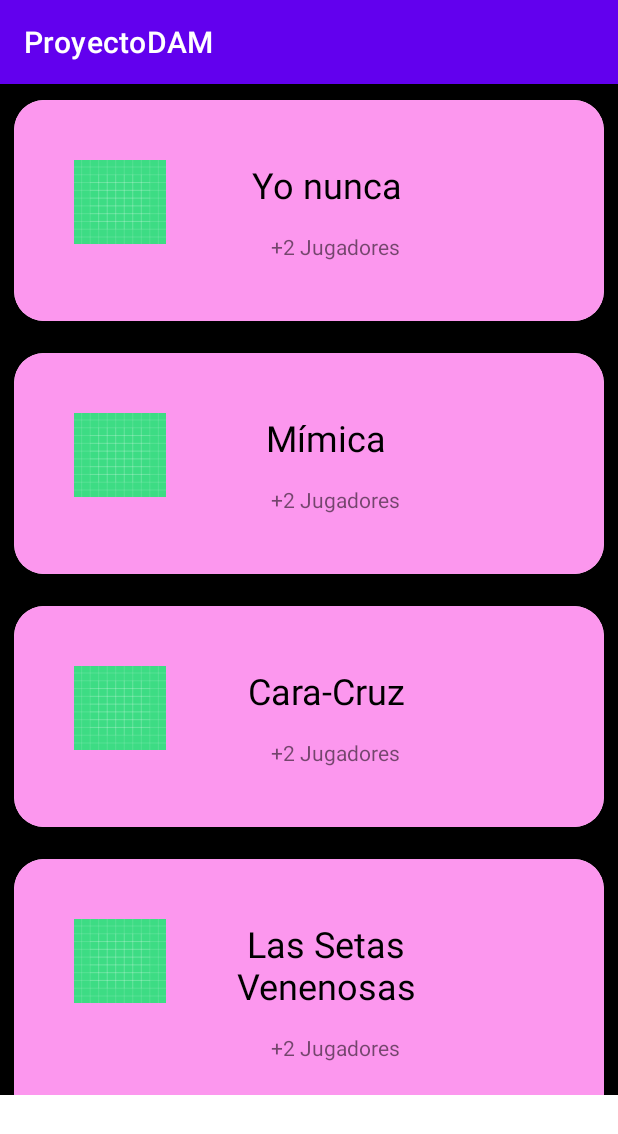
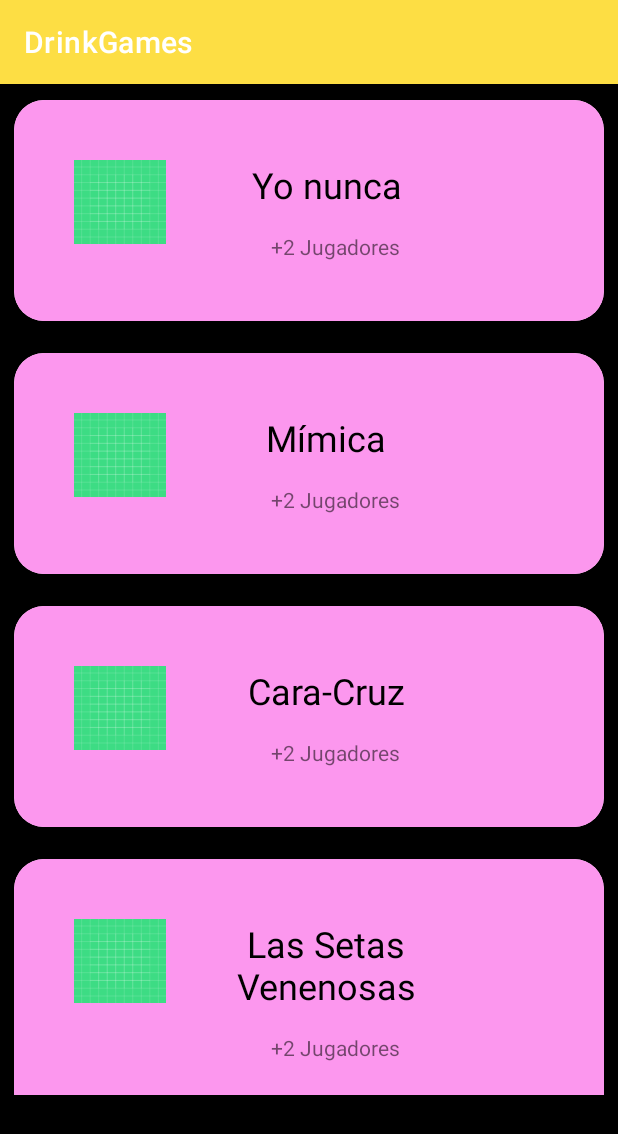
Before and after one commit to Jony8gf/ProyectoDAM, an Android app: the screen it shows after launch (MainActivity), on a phone screen of 412 x 824 dp. Shown: the top 1134 px of the screen. Run offline under Robolectric (Android 15) with nearby library versions, the phone set to English and light mode, and no system bars.

Commit message:
Activity Recuperar Contraseña

```diff
--- a/app/build.gradle
+++ b/app/build.gradle
@@ -36,4 +36,6 @@ dependencies {
     testImplementation 'junit:junit:4.+'
     androidTestImplementation 'androidx.test.ext:junit:1.1.2'
     androidTestImplementation 'androidx.test.espresso:espresso-core:3.3.0'
+
+
 }
--- a/app/src/main/AndroidManifest.xml
+++ b/app/src/main/AndroidManifest.xml
@@ -8,10 +8,12 @@
         android:allowBackup="true"
         android:icon="@mipmap/ic_launcher_foreground"
         android:label="@string/app_name"
+        android:roundIcon="@mipmap/ic_launcher"
         android:screenOrientation="portrait"
-        android:roundIcon="@mipmap/ic_launcher"
         android:supportsRtl="true"
         android:theme="@style/Theme.ProyectoDAM">
+        <activity android:name=".MainActivityLogin"></activity>
+        <activity android:name=".MainActivityRecuperarContrasena" />
         <activity android:name=".MainActivity">
             <intent-filter>
                 <action android:name="android.intent.action.MAIN" />
--- a/app/src/main/res/layout/activity_main.xml
+++ b/app/src/main/res/layout/activity_main.xml
@@ -4,7 +4,8 @@
     xmlns:tools="http://schemas.android.com/tools"
     android:layout_width="match_parent"
     android:layout_height="match_parent"
-    tools:context=".MainActivity">
+    tools:context=".MainActivity"
+    android:background="#000000">
 
     <androidx.recyclerview.widget.RecyclerView
         android:id="@+id/recyclerview"
@@ -16,7 +17,6 @@
         android:layout_marginStart="0dp"
         android:layout_marginTop="0dp"
         android:layout_marginEnd="0dp"
-        android:background="#000000"
         app:layout_constraintEnd_toEndOf="parent"
         app:layout_constraintHorizontal_bias="1.0"
         app:layout_constraintStart_toStartOf="parent"
--- a/app/src/main/res/values/colors.xml
+++ b/app/src/main/res/values/colors.xml
@@ -1,9 +1,9 @@
 <?xml version="1.0" encoding="utf-8"?>
 <resources>
-    <color name="purple_200">#FFBB86FC</color>
-    <color name="purple_500">#FF6200EE</color>
-    <color name="purple_700">#FF3700B3</color>
-    <color name="teal_200">#FF03DAC5</color>
+    <color name="rosa">#fc97ee</color>
+    <color name="amarillo">#fdde44</color>
+    <color name="morado">#8b2c7e</color>
+    <color name="azul">#3cd7fb</color>
     <color name="teal_700">#FF018786</color>
     <color name="black">#FF000000</color>
     <color name="white">#FFFFFFFF</color>
--- a/app/src/main/res/values/themes.xml
+++ b/app/src/main/res/values/themes.xml
@@ -2,11 +2,11 @@
     <!-- Base application theme. -->
     <style name="Theme.ProyectoDAM" parent="Theme.MaterialComponents.DayNight.DarkActionBar">
         <!-- Primary brand color. -->
-        <item name="colorPrimary">@color/purple_500</item>
-        <item name="colorPrimaryVariant">@color/purple_700</item>
+        <item name="colorPrimary">@color/amarillo</item>
+        <item name="colorPrimaryVariant">@color/rosa</item>
         <item name="colorOnPrimary">@color/white</item>
         <!-- Secondary brand color. -->
-        <item name="colorSecondary">@color/teal_200</item>
+        <item name="colorSecondary">@color/azul</item>
         <item name="colorSecondaryVariant">@color/teal_700</item>
         <item name="colorOnSecondary">@color/black</item>
         <!-- Status bar color. -->
```
Also changed, not shown: app/src/main/java/com/app/myapplication/MainActivityLogin.java (added, +14 -0 lines), app/src/main/java/com/app/myapplication/MainActivityRecuperarContrasena.java (added, +14 -0 lines), app/src/main/res/layout/activity_main_login.xml (added, +9 -0 lines), app/src/main/res/layout/activity_main_recuperar_contrasena.xml (added, +49 -0 lines), app/src/main/res/values/strings.xml (+10 -1 lines), 1 other file.
